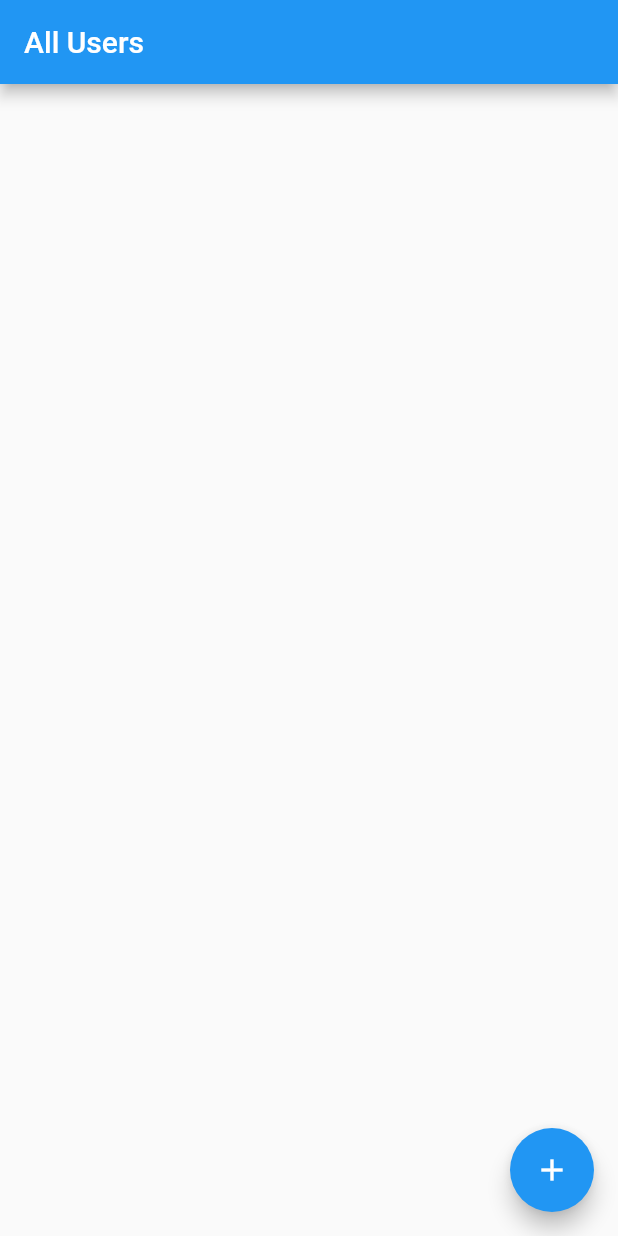
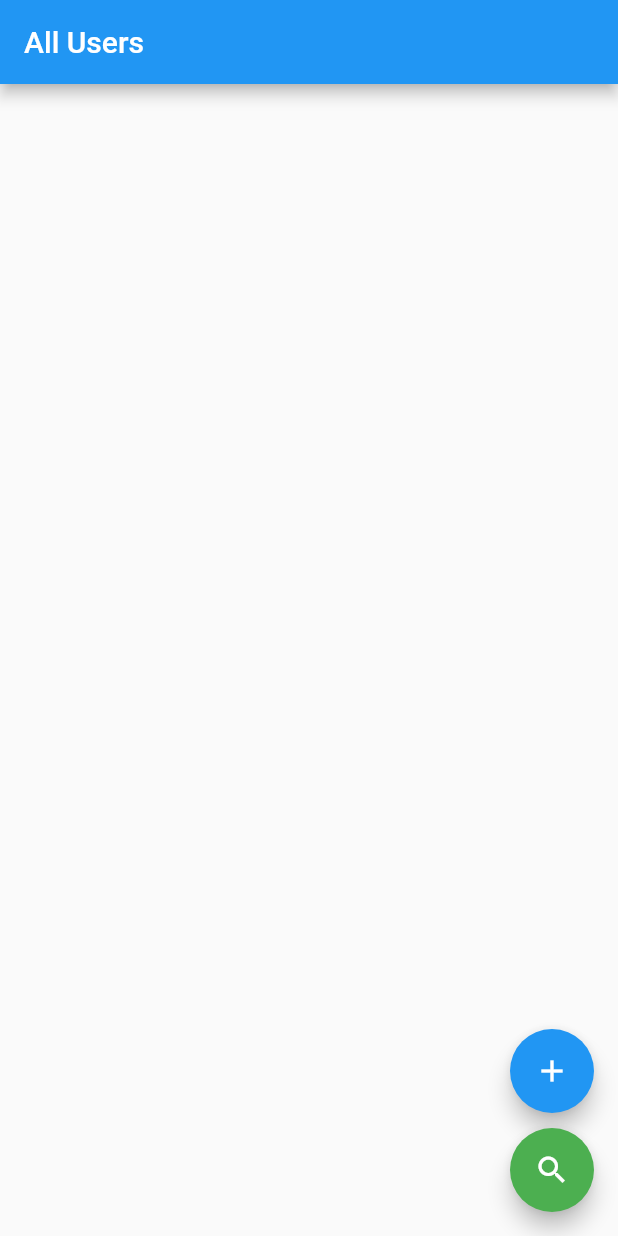
Before and after one commit to BlackDagger007/flutter-firebase-crud, a Flutter app: the screen it shows after launch, on a phone screen of 412 x 824 dp. Run offline on Flutter 3.47's test engine with Material 2 defaults, Android fonts, the phone set to English and light mode, and no system bars; our stand-ins replace cloud_firestore, firebase_core; accounts and stored records are empty.

Commit message:
get single user functionality

```diff
--- a/lib/pages/all_users_page.dart
+++ b/lib/pages/all_users_page.dart
@@ -1,6 +1,7 @@
 import 'package:cloud_firestore/cloud_firestore.dart';
 import 'package:flutter/material.dart';
 import 'package:flutter_firebase_crud_tut/pages/add_user_page.dart';
+import 'package:flutter_firebase_crud_tut/pages/single_user_page.dart';
 
 import '../models/user.dart';
 
@@ -35,13 +36,29 @@ class UsersPage extends StatelessWidget {
           }
         },
       ),
-      floatingActionButton: FloatingActionButton(
+      floatingActionButton: Column(
+        mainAxisAlignment: MainAxisAlignment.end,
+        children: [
+          FloatingActionButton(
               onPressed: () {
                 Navigator.of(context).push(MaterialPageRoute(
                   builder: (context) => const AddUserPage(),
                 ));
               },
               child: const Icon(Icons.add)),
+          const SizedBox(height: 10),
+          FloatingActionButton(
+              backgroundColor: Colors.green,
+              onPressed: () {
+                Navigator.of(context).push(MaterialPageRoute(
+                  builder: (context) => const SingleUser(),
+                ));
+              },
+              child: const Icon(
+                Icons.search,
+              )),
+        ],
+      ),
     );
   }
 
```
Also changed, not shown: lib/pages/single_user_page.dart (added, +101 -0 lines). Lines whose indentation alone changed are shown as unchanged.
